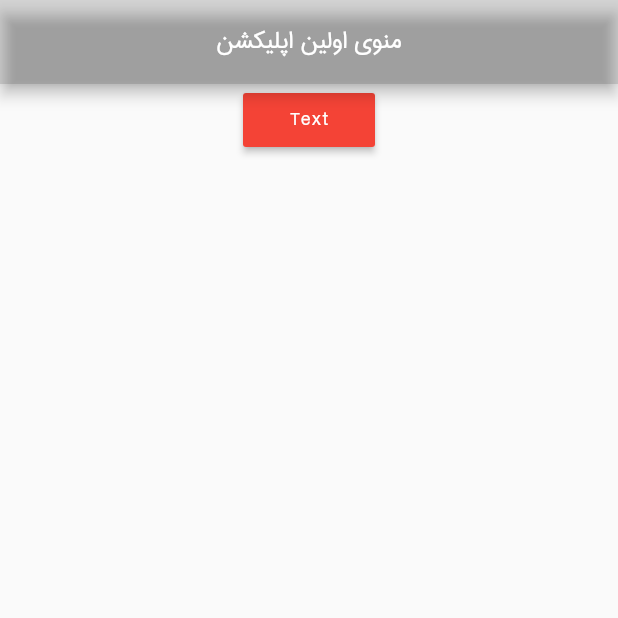
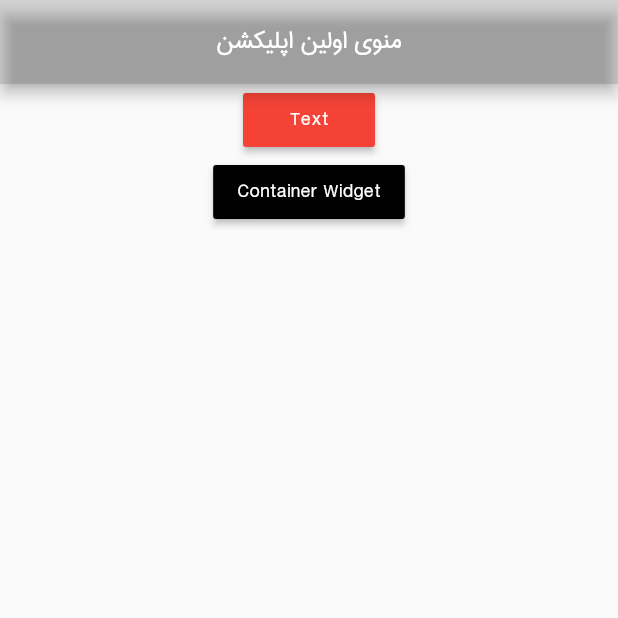
Before and after one commit to MKarimi21/FlutterDartCourse-Seraj, a Flutter app: the screen it shows after launch, on a phone screen of 412 x 824 dp, the top half of it. Run offline on Flutter 3.47's test engine with Material 2 defaults, Android fonts, the phone set to English and light mode, and no system bars.

Commit message:
add new widget

```diff
--- a/section05rev02/lib/main.dart
+++ b/section05rev02/lib/main.dart
@@ -1,4 +1,5 @@
 import 'package:flutter/material.dart';
+import 'package:section05rev02/widgets/container_widget.dart';
 
 import 'package:section05rev02/widgets/text_widget.dart';
 
@@ -53,6 +54,17 @@ class _HomePageState extends State<HomePage> {
                 "Text",
                 style: TextStyle(color: Colors.white),
               ),
+            ),
+            MaterialButton(
+              color: Colors.black,
+              onPressed: () {
+                Navigator.push(context,
+                    MaterialPageRoute(builder: (builder) => ContainerWidget()));
+              },
+              child: Text(
+                "Container Widget",
+                style: TextStyle(color: Colors.white),
+              ),
             )
           ],
         ),
```
